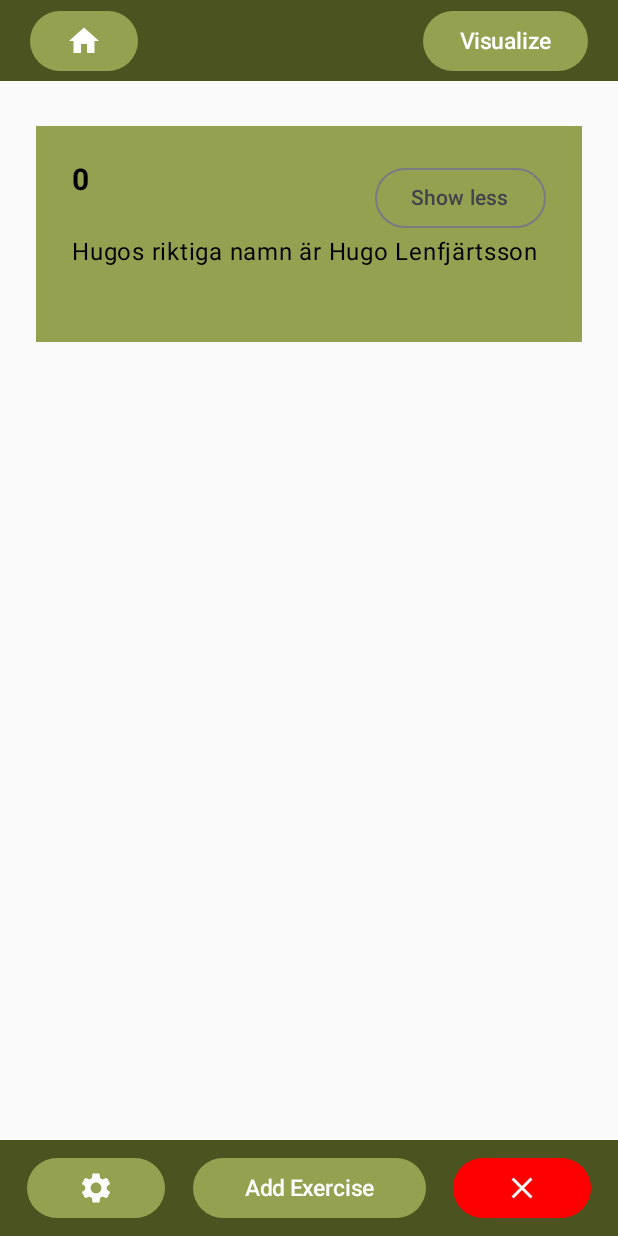
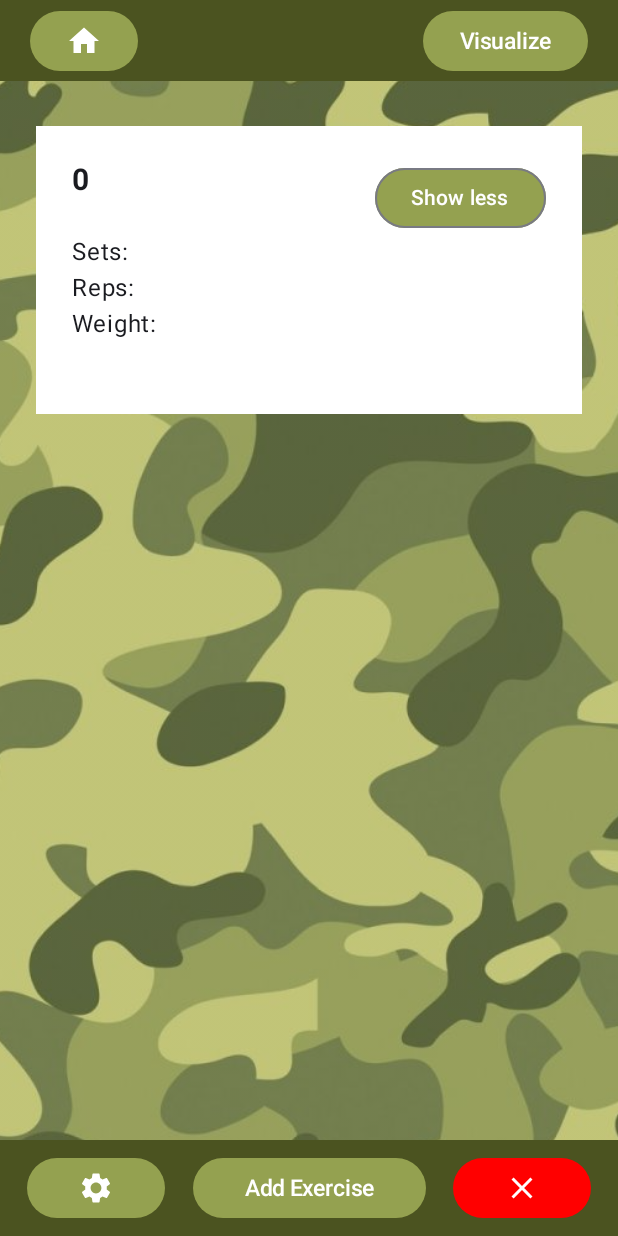
Before and after one commit to HugoC27/OPGains, an Android app built with Jetpack Compose: the TrackerScreen screen opened through its navigation route, after a tap on "Show more", on a phone screen of 412 x 824 dp. Run offline under Robolectric (Android 15) with nearby library versions, the phone set to English and light mode, and no system bars; 3 other taps on this screen came first.

Commit message:
Small changes in TrackerScreen.kt

```diff
--- a/app/src/main/java/com/example/opgains/TrackerScreen.kt
+++ b/app/src/main/java/com/example/opgains/TrackerScreen.kt
@@ -3,6 +3,7 @@ package com.example.opgains
 import androidx.compose.animation.core.Spring
 import androidx.compose.animation.core.animateDpAsState
 import androidx.compose.animation.core.spring
+import androidx.compose.foundation.Image
 import androidx.compose.foundation.background
 import androidx.compose.foundation.layout.Arrangement
 import androidx.compose.foundation.layout.Box
@@ -24,6 +25,7 @@ import androidx.compose.material3.Button
 import androidx.compose.material3.ButtonDefaults
 import androidx.compose.material3.Icon
 import androidx.compose.material3.OutlinedButton
+import androidx.compose.material3.OutlinedTextField
 import androidx.compose.material3.Surface
 import androidx.compose.material3.Text
 import androidx.compose.runtime.Composable
@@ -36,6 +38,8 @@ import androidx.compose.ui.Alignment
 import androidx.compose.ui.Modifier
 import androidx.compose.ui.graphics.Color
 import androidx.compose.ui.graphics.vector.ImageVector
+import androidx.compose.ui.layout.ContentScale
+import androidx.compose.ui.res.painterResource
 import androidx.compose.ui.text.font.FontWeight
 import androidx.compose.ui.text.style.TextAlign
 import androidx.compose.ui.tooling.preview.Preview
@@ -49,6 +53,18 @@ import com.example.opgains.ui.theme.OPGainsTheme
 fun TrackerScreen(navController: NavController, modifier: Modifier = Modifier,
                   trackerButtonText: String, workoutExercises:Int) {
         var amount by remember { mutableIntStateOf(workoutExercises) }
+    val camoBackground = painterResource(R.drawable.camo_background)
+
+    Image(
+        painter = camoBackground,
+        contentDescription = "Background",
+        contentScale = ContentScale.Crop,
+        alpha = 0.6F,
+        modifier = modifier
+            .fillMaxSize()
+            .background(Color(0xFFA4B25C))
+
+    )
 
     @Composable
     fun TrackerBottomBar(barButtonColor1: Color, barButtonColor2: Color, barButtonColor3: Color,
@@ -104,9 +120,9 @@ fun TrackerScreen(navController: NavController, modifier: Modifier = Modifier,
 
         LazyColumn(modifier = Modifier.padding(vertical = 4.dp)) {
 
-            items(items = names) { name ->
+            items(items = names) { exName ->
 
-                ListItem(name = name)
+                ListItem(name = exName)
 
             }
 
@@ -145,7 +161,7 @@ fun TrackerScreen(navController: NavController, modifier: Modifier = Modifier,
 
     ){
         Column (
-            modifier=modifier
+            modifier= modifier
                 .fillMaxSize()
                 .padding(16.dp)
                 .padding(top = 60.dp)
@@ -222,10 +238,10 @@ fun ListItem(name : String){
         animationSpec = spring(
             dampingRatio = Spring.DampingRatioMediumBouncy,
             stiffness = Spring.StiffnessLow
-        )
+        ), label = ""
     )
 
-    Surface(color = (Color(0xFF94A150)),
+    Surface(color = (Color(0xFFFFFFFF)),
         modifier = Modifier.padding(vertical = 4.dp, horizontal = 8.dp)){
 
         Column(modifier = Modifier
@@ -244,7 +260,8 @@ fun ListItem(name : String){
                         fontSize = 20.sp)
                 }
 
-                OutlinedButton(onClick = { expanded.value = !expanded.value }) {
+                OutlinedButton( colors = ButtonDefaults.buttonColors(Color(0xFF94A150)),
+                    onClick = { expanded.value = !expanded.value }) {
                     Text(if (expanded.value) "Show less" else "Show more")
                 }
             }
@@ -254,7 +271,7 @@ fun ListItem(name : String){
                 Column(modifier = Modifier.padding(
                     bottom = extraPadding.coerceAtLeast(0.dp)
                 )) {
-                    Text(text = "Hugos riktiga namn är Hugo Lenfjärtsson")
+                    Text(text = "Sets: \nReps: \nWeight: ")
                 }
 
             }
@@ -265,6 +282,21 @@ fun ListItem(name : String){
 
 
 }
+
+/*@Composable
+fun IntTextField(){
+    var text by remember {
+        mutableStateOf("0")}
+
+        OutlinedTextField(
+            value=text,
+            onValueChange={
+                text=if(it.isEmpty() ||
+                    it.toIntOrNull() == null) "0" else it
+            },
+
+        )
+}*/
 
 
 
```
